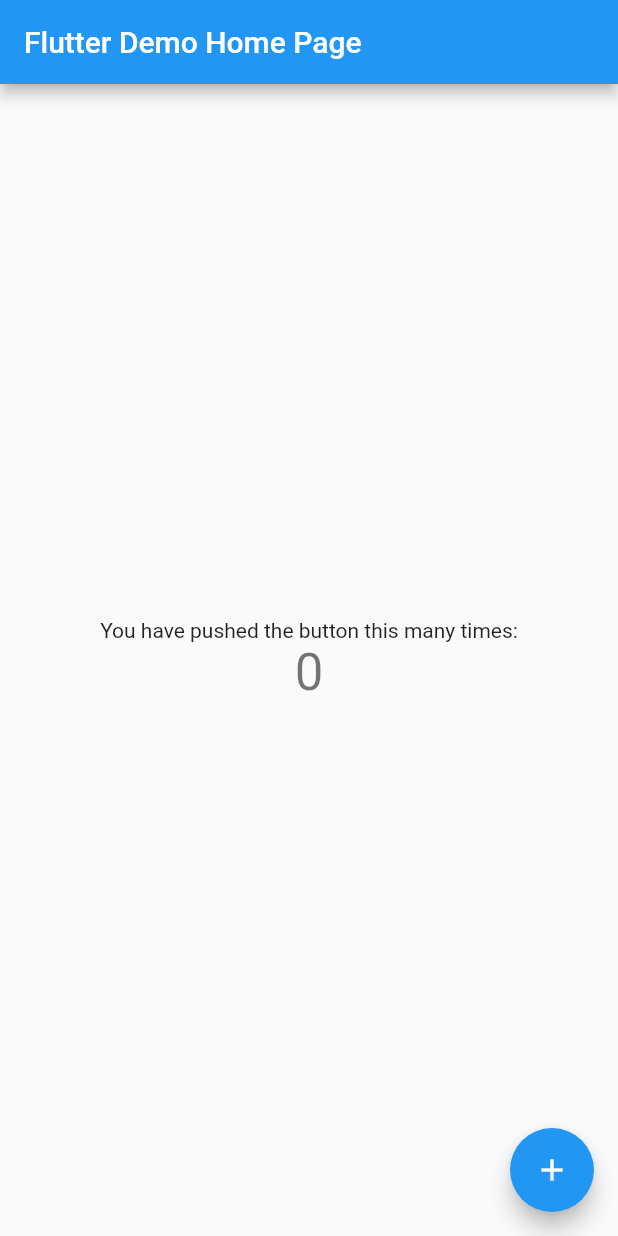
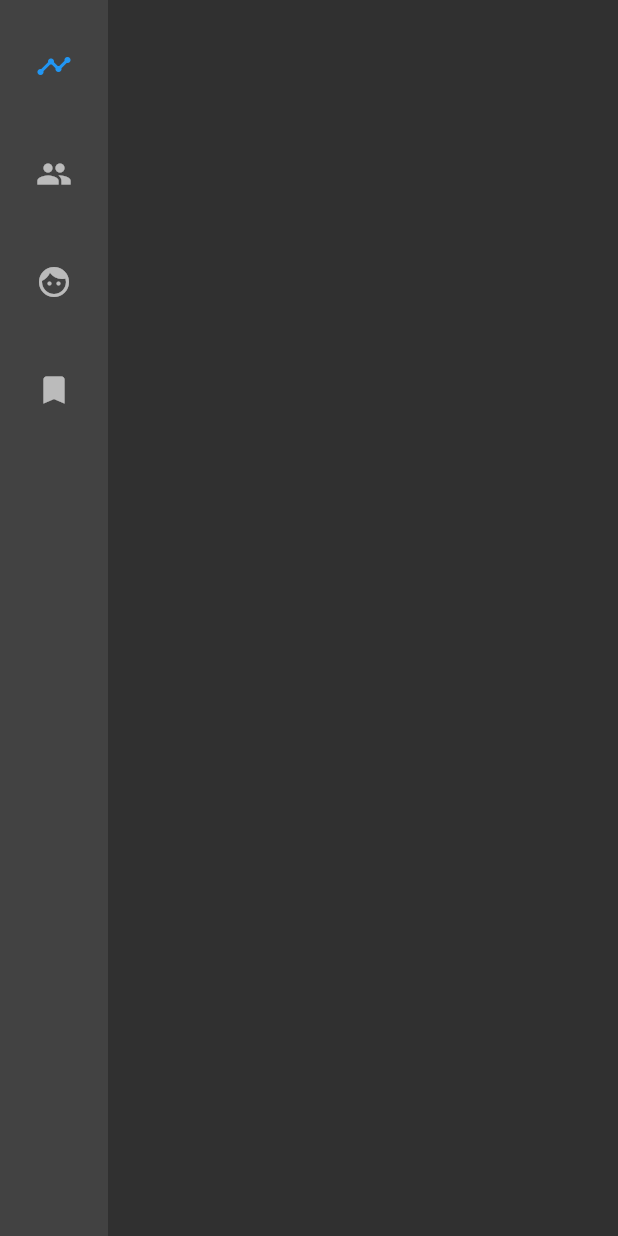
Before and after one commit to RYgithub1/faui_admin_mobile, a Flutter app: the screen it shows after launch, on a phone screen of 412 x 824 dp. Run offline on Flutter 3.47's test engine with Material 2 defaults, Android fonts, the phone set to English and light mode, and no system bars.

```diff
--- /dev/null
+++ b/lib/home_page.dart
@@ -0,0 +1,63 @@
+import 'package:flutter/material.dart';
+
+
+
+class HomePage extends StatefulWidget {
+  HomePage({Key key}) : super(key: key);
+  @override
+  _HomePageState createState() => _HomePageState();
+}
+
+
+
+class _HomePageState extends State<HomePage> {
+  int _selectedIndex = 0;
+
+  @override
+  Widget build(BuildContext context) {
+    return Scaffold(
+      // appBar: AppBar(),
+      body: Row(
+        children: <Widget>[
+          /// [NavigationRail]
+          NavigationRail(
+            selectedIndex: _selectedIndex,
+            onDestinationSelected: (int indexNumber){
+              setState(() {
+                _selectedIndex =indexNumber;
+              });
+            },
+            destinations: [
+              NavigationRailDestination(
+                icon: Icon(Icons.thumbs_up_down),
+                selectedIcon: Icon(Icons.timeline),  // 選択時のicon変更
+                label: Text("Thums"),
+              ),
+              NavigationRailDestination(
+                icon: Icon(Icons.people),
+                selectedIcon: Icon(Icons.people_outline),
+                label: Text("People"),
+              ),
+              NavigationRailDestination(
+                icon: Icon(Icons.face),
+                selectedIcon: Icon(Icons.face_retouching_natural),
+                label: Text("Face"),
+              ),
+              NavigationRailDestination(
+                icon: Icon(Icons.bookmark),
+                selectedIcon: Icon(Icons.book),
+                label: Text("BookMark"),
+              ),
+            ],
+
+
+          )
+          /// [Main]
+
+        ]
+      )
+
+
+    );
+  }
+}
--- a/lib/main.dart
+++ b/lib/main.dart
@@ -1,113 +1,19 @@
 import 'package:flutter/material.dart';
+import 'home_page.dart';
 
-void main() {
-  runApp(MyApp());
-}
+
+void main() => runApp(MyApp());
+
 
 class MyApp extends StatelessWidget {
-  // This widget is the root of your application.
   @override
   Widget build(BuildContext context) {
     return MaterialApp(
-      title: 'Flutter Demo',
-      theme: ThemeData(
-        // This is the theme of your application.
-        //
-        // Try running your application with "flutter run". You'll see the
-        // application has a blue toolbar. Then, without quitting the app, try
-        // changing the primarySwatch below to Colors.green and then invoke
-        // "hot reload" (press "r" in the console where you ran "flutter run",
-        // or simply save your changes to "hot reload" in a Flutter IDE).
-        // Notice that the counter didn't reset back to zero; the application
-        // is not restarted.
-        primarySwatch: Colors.blue,
-      ),
-      home: MyHomePage(title: 'Flutter Demo Home Page'),
+      debugShowCheckedModeBanner: false,
+      title: "admin_mobile",
+      theme: ThemeData.dark(),
+      home: HomePage(),
+
     );
   }
 }
-
-class MyHomePage extends StatefulWidget {
-  MyHomePage({Key key, this.title}) : super(key: key);
-
-  // This widget is the home page of your application. It is stateful, meaning
-  // that it has a State object (defined below) that contains fields that affect
-  // how it looks.
-
-  // This class is the configuration for the state. It holds the values (in this
-  // case the title) provided by the parent (in this case the App widget) and
-  // used by the build method of the State. Fields in a Widget subclass are
-  // always marked "final".
-
-  final String title;
-
-  @override
-  _MyHomePageState createState() => _MyHomePageState();
-}
-
-class _MyHomePageState extends State<MyHomePage> {
-  int _counter = 0;
-
-  void _incrementCounter() {
-    setState(() {
-      // This call to setState tells the Flutter framework that something has
-      // changed in this State, which causes it to rerun the build method below
-      // so that the display can reflect the updated values. If we changed
-      // _counter without calling setState(), then the build method would not be
-      // called again, and so nothing would appear to happen.
-      _counter++;
-    });
-  }
-
-  @override
-  Widget build(BuildContext context) {
-    // This method is rerun every time setState is called, for instance as done
-    // by the _incrementCounter method above.
-    //
-    // The Flutter framework has been optimized to make rerunning build methods
-    // fast, so that you can just rebuild anything that needs updating rather
-    // than having to individually change instances of widgets.
-    return Scaffold(
-      appBar: AppBar(
-        // Here we take the value from the MyHomePage object that was created by
-        // the App.build method, and use it to set our appbar title.
-        title: Text(widget.title),
-      ),
-      body: Center(
-        // Center is a layout widget. It takes a single child and positions it
-        // in the middle of the parent.
-        child: Column(
-          // Column is also a layout widget. It takes a list of children and
-          // arranges them vertically. By default, it sizes itself to fit its
-          // children horizontally, and tries to be as tall as its parent.
-          //
-          // Invoke "debug painting" (press "p" in the console, choose the
-          // "Toggle Debug Paint" action from the Flutter Inspector in Android
-          // Studio, or the "Toggle Debug Paint" command in Visual Studio Code)
-          // to see the wireframe for each widget.
-          //
-          // Column has various properties to control how it sizes itself and
-          // how it positions its children. Here we use mainAxisAlignment to
-          // center the children vertically; the main axis here is the vertical
-          // axis because Columns are vertical (the cross axis would be
-          // horizontal).
-          mainAxisAlignment: MainAxisAlignment.center,
-          children: <Widget>[
-            Text(
-              'You have pushed the button this many times:',
-            ),
-            Text(
-              '$_counter',
-              style: Theme.of(context).textTheme.headline4,
-            ),
-          ],
-        ),
-      ),
-      floatingActionButton: FloatingActionButton(
-        onPressed: _incrementCounter,
-        tooltip: 'Increment',
-        child: Icon(Icons.add),
-      ), // This trailing comma makes auto-formatting nicer for build methods.
-    );
-  }
-}
```
Also changed, not shown: pubspec.yaml (+3 -58 lines), pubspec.lock, 1 other file.
